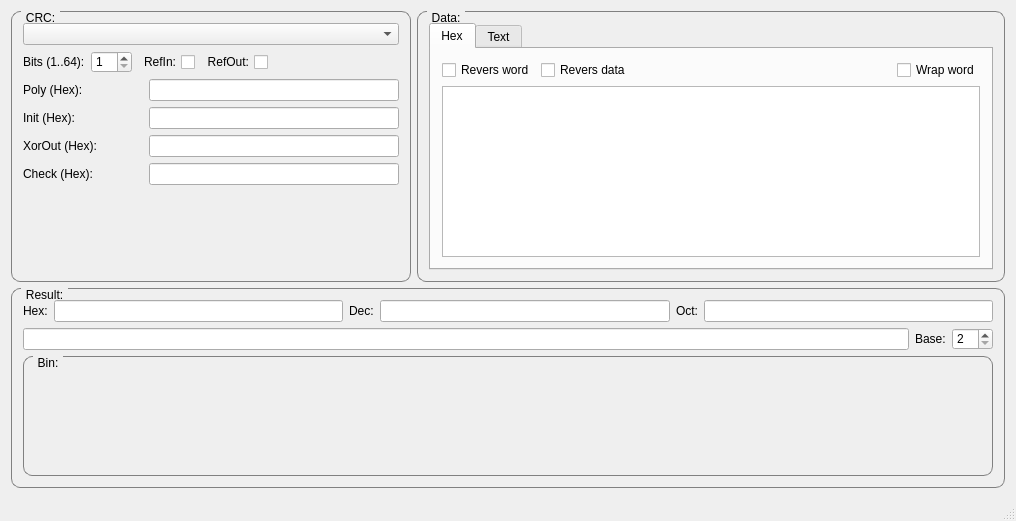
Old version of the form mainwindow.ui in the repository KoynovStas/QCRC_Calc.
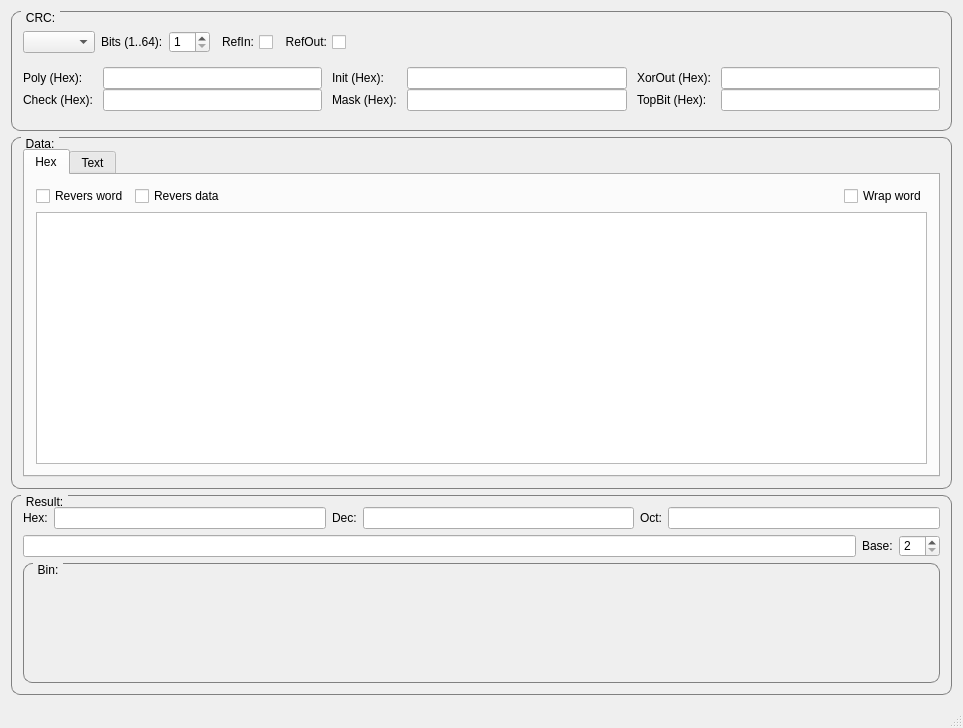
New version of the form.

```diff
--- a/mainwindow.ui
+++ b/mainwindow.ui
@@ -6,8 +6,8 @@
    <rect>
     <x>0</x>
     <y>0</y>
-    <width>1016</width>
-    <height>521</height>
+    <width>963</width>
+    <height>728</height>
    </rect>
   </property>
   <property name="windowTitle">
@@ -19,19 +19,11 @@
   <widget class="QWidget" name="centralWidget">
    <layout class="QVBoxLayout" name="verticalLayout_5">
     <item>
-     <layout class="QHBoxLayout" name="horizontalLayout_11">
-      <item>
        <widget class="QGroupBox" name="CRC_Param_groupBox">
         <property name="minimumSize">
          <size>
           <width>400</width>
-          <height>250</height>
-         </size>
-        </property>
-        <property name="maximumSize">
-         <size>
-          <width>400</width>
-          <height>1000</height>
+        <height>120</height>
          </size>
         </property>
         <property name="styleSheet">
@@ -52,6 +44,8 @@
         </property>
         <layout class="QVBoxLayout" name="verticalLayout">
          <item>
+        <layout class="QHBoxLayout" name="horizontalLayout">
+         <item>
           <widget class="QComboBox" name="CRC_Param_comboBox">
            <property name="sizePolicy">
             <sizepolicy hsizetype="Preferred" vsizetype="Fixed">
@@ -62,8 +56,6 @@
           </widget>
          </item>
          <item>
-          <layout class="QHBoxLayout" name="horizontalLayout">
-           <item>
             <widget class="QLabel" name="CRC_Bits_label">
              <property name="text">
               <string>Bits (1..64):</string>
@@ -101,30 +93,6 @@
             </widget>
            </item>
            <item>
-            <spacer name="horizontalSpacer_5">
-             <property name="orientation">
-              <enum>Qt::Horizontal</enum>
-             </property>
-             <property name="sizeHint" stdset="0">
-              <size>
-               <width>40</width>
-               <height>20</height>
-              </size>
-             </property>
-            </spacer>
-           </item>
-          </layout>
-         </item>
-         <item>
-          <layout class="QHBoxLayout" name="horizontalLayout_2">
-           <item>
-            <widget class="QLabel" name="CRC_Poly_label">
-             <property name="text">
-              <string>Poly (Hex):</string>
-             </property>
-            </widget>
-           </item>
-           <item>
             <spacer name="horizontalSpacer">
              <property name="orientation">
               <enum>Qt::Horizontal</enum>
@@ -137,148 +105,144 @@
              </property>
             </spacer>
            </item>
-           <item>
-            <widget class="QLineEdit" name="CRC_Poly_lineEdit">
-             <property name="minimumSize">
-              <size>
-               <width>250</width>
-               <height>0</height>
-              </size>
-             </property>
-            </widget>
-           </item>
           </layout>
          </item>
          <item>
-          <layout class="QHBoxLayout" name="horizontalLayout_3">
-           <item>
-            <widget class="QLabel" name="CRC_Init_label">
+        <layout class="QGridLayout" name="gridLayout">
+         <property name="sizeConstraint">
+          <enum>QLayout::SetFixedSize</enum>
+         </property>
+         <property name="horizontalSpacing">
+          <number>10</number>
+         </property>
+         <property name="verticalSpacing">
+          <number>0</number>
+         </property>
+         <item row="1" column="3" colspan="2">
+          <widget class="QLabel" name="CRC_Mask_label">
              <property name="text">
-              <string>Init (Hex):</string>
+            <string>Mask (Hex):</string>
              </property>
             </widget>
            </item>
-           <item>
-            <spacer name="horizontalSpacer_2">
-             <property name="orientation">
-              <enum>Qt::Horizontal</enum>
-             </property>
-             <property name="sizeHint" stdset="0">
-              <size>
-               <width>40</width>
-               <height>20</height>
-              </size>
-             </property>
-            </spacer>
-           </item>
-           <item>
-            <widget class="QLineEdit" name="CRC_Init_lineEdit">
+         <item row="0" column="7">
+          <widget class="QLineEdit" name="CRC_XorOut_lineEdit">
              <property name="enabled">
               <bool>true</bool>
              </property>
-             <property name="sizePolicy">
-              <sizepolicy hsizetype="Expanding" vsizetype="Fixed">
-               <horstretch>0</horstretch>
-               <verstretch>0</verstretch>
-              </sizepolicy>
-             </property>
+           <property name="minimumSize">
+            <size>
+             <width>180</width>
+             <height>0</height>
+            </size>
+           </property>
+          </widget>
+         </item>
+         <item row="1" column="7">
+          <widget class="QLineEdit" name="CRC_TopBit_lineEdit">
              <property name="minimumSize">
               <size>
-               <width>250</width>
+             <width>180</width>
                <height>0</height>
               </size>
              </property>
-            </widget>
-           </item>
-          </layout>
+           <property name="readOnly">
+            <bool>true</bool>
+           </property>
+          </widget>
+         </item>
+         <item row="1" column="6">
+          <widget class="QLabel" name="CRC_TopBit_label">
+           <property name="text">
+            <string>TopBit (Hex):</string>
+           </property>
+          </widget>
          </item>
-         <item>
-          <layout class="QHBoxLayout" name="horizontalLayout_4">
-           <item>
+         <item row="0" column="6">
             <widget class="QLabel" name="CRC_XorOut_label">
              <property name="text">
               <string>XorOut (Hex):</string>
              </property>
             </widget>
            </item>
-           <item>
-            <spacer name="horizontalSpacer_3">
-             <property name="orientation">
-              <enum>Qt::Horizontal</enum>
-             </property>
-             <property name="sizeHint" stdset="0">
+         <item row="1" column="5">
+          <widget class="QLineEdit" name="CRC_Mask_lineEdit">
+           <property name="minimumSize">
               <size>
-               <width>40</width>
-               <height>20</height>
-              </size>
-             </property>
-            </spacer>
-           </item>
-           <item>
-            <widget class="QLineEdit" name="CRC_XorOut_lineEdit">
-             <property name="enabled">
+             <width>180</width>
+             <height>0</height>
+            </size>
+           </property>
+           <property name="readOnly">
               <bool>true</bool>
              </property>
+          </widget>
+         </item>
+         <item row="1" column="2">
+          <widget class="QLineEdit" name="CRC_Check_lineEdit">
              <property name="minimumSize">
               <size>
-               <width>250</width>
+             <width>180</width>
                <height>0</height>
               </size>
              </property>
-            </widget>
-           </item>
-          </layout>
-         </item>
-         <item>
-          <layout class="QHBoxLayout" name="horizontalLayout_5">
-           <item>
+           <property name="readOnly">
+            <bool>true</bool>
+           </property>
+          </widget>
+         </item>
+         <item row="1" column="0" colspan="2">
             <widget class="QLabel" name="CRC_Check_label">
              <property name="text">
               <string>Check (Hex):</string>
              </property>
             </widget>
            </item>
-           <item>
-            <spacer name="horizontalSpacer_4">
-             <property name="orientation">
-              <enum>Qt::Horizontal</enum>
-             </property>
-             <property name="sizeHint" stdset="0">
-              <size>
-               <width>40</width>
-               <height>20</height>
-              </size>
-             </property>
-            </spacer>
-           </item>
-           <item>
-            <widget class="QLineEdit" name="CRC_Check_lineEdit">
+         <item row="0" column="2">
+          <widget class="QLineEdit" name="CRC_Poly_lineEdit">
              <property name="minimumSize">
               <size>
-               <width>250</width>
+             <width>180</width>
                <height>0</height>
               </size>
              </property>
-             <property name="readOnly">
+          </widget>
+         </item>
+         <item row="0" column="5">
+          <widget class="QLineEdit" name="CRC_Init_lineEdit">
+           <property name="enabled">
               <bool>true</bool>
              </property>
+           <property name="sizePolicy">
+            <sizepolicy hsizetype="Expanding" vsizetype="Fixed">
+             <horstretch>0</horstretch>
+             <verstretch>0</verstretch>
+            </sizepolicy>
+           </property>
+           <property name="minimumSize">
+            <size>
+             <width>180</width>
+             <height>0</height>
+            </size>
+           </property>
+          </widget>
+         </item>
+         <item row="0" column="3" colspan="2">
+          <widget class="QLabel" name="CRC_Init_label">
+           <property name="text">
+            <string>Init (Hex):</string>
+           </property>
+          </widget>
+         </item>
+         <item row="0" column="0" colspan="2">
+          <widget class="QLabel" name="CRC_Poly_label">
+           <property name="text">
+            <string>Poly (Hex):</string>
+           </property>
             </widget>
            </item>
           </layout>
          </item>
-         <item>
-          <spacer name="verticalSpacer">
-           <property name="orientation">
-            <enum>Qt::Vertical</enum>
-           </property>
-           <property name="sizeHint" stdset="0">
-            <size>
-             <width>20</width>
-             <height>40</height>
-            </size>
-           </property>
-          </spacer>
-         </item>
         </layout>
        </widget>
       </item>
@@ -468,8 +432,6 @@
         </layout>
        </widget>
       </item>
-     </layout>
-    </item>
     <item>
      <widget class="QGroupBox" name="CRC_Result_groupBox">
       <property name="maximumSize">
```
Left out of the diff: 10 changed lines with no effect on the pictures. Lines whose indentation alone changed are shown as unchanged.
